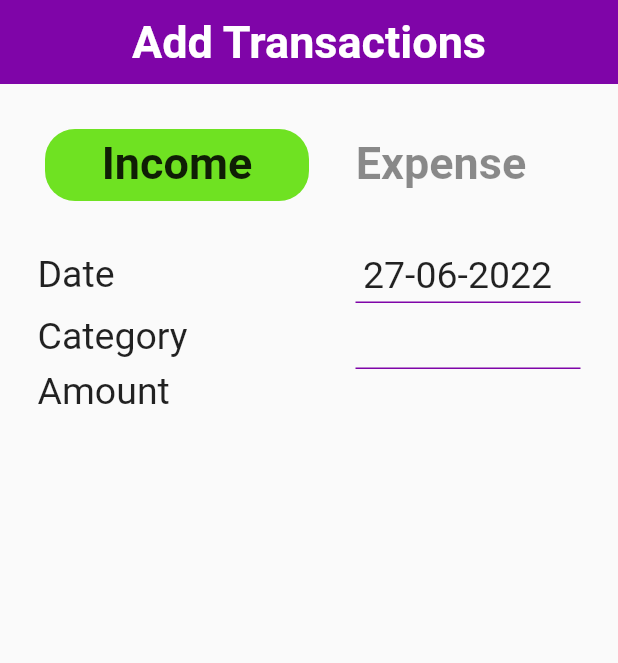
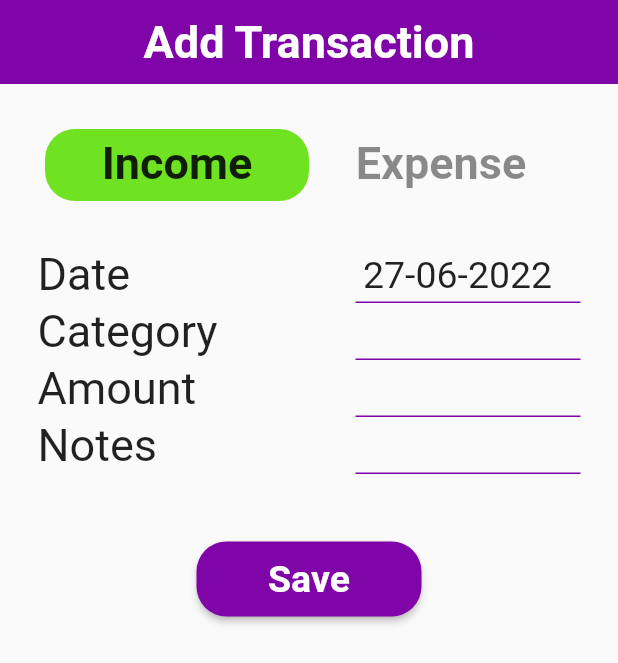
Before and after one commit to looohaar/CashBook, a Flutter app: the AddTransactions screen opened directly, on a phone screen of 412 x 824 dp. Shown: the top 663 px of the screen. Run offline on Flutter 3.47's test engine with Material 2 defaults, Android fonts, the phone set to English and light mode, and no system bars; our stand-ins replace flutter_spinkit, google_fonts, hive, hive_flutter, shared_preferences; accounts and stored records are empty; Roboto replaces fonts that are missing (Signika).

Commit message:
add transaction completed

```diff
--- a/lib/screens/home/screensinhome/screen_addtransactions.dart
+++ b/lib/screens/home/screensinhome/screen_addtransactions.dart
@@ -1,10 +1,11 @@
-import 'dart:ffi';
-import 'dart:html';
-
+import 'package:cash_book/main.dart';
+import 'package:cash_book/models/model_class.dart';
 import 'package:cash_book/screens/home/screensinhome/screen_categories.dart';
+import 'package:cash_book/screens/home/screensinhome/screen_transactions.dart';
 import 'package:cash_book/screens/home/widgets/showCategory.dart';
 import 'package:cash_book/utils/colors.dart';
 import 'package:cash_book/utils/dateformats.dart';
+import 'package:cash_book/utils/reusable_widgets.dart';
 import 'package:flutter/material.dart';
 import 'package:flutter/src/foundation/key.dart';
 import 'package:flutter/src/widgets/framework.dart';
@@ -42,7 +43,7 @@ class _AddTransactionsState extends State<AddTransactions> {
       appBar: AppBar(
         centerTitle: true,
         title: Text(
-          'Add Transactions',
+          'Add Transaction',
           style: GoogleFonts.signika(
             fontSize: 30,
             fontWeight: FontWeight.w700,
@@ -65,7 +66,7 @@ class _AddTransactionsState extends State<AddTransactions> {
                   } else {
                     tabColor = expenseColor;
                   }
-                  // categoryController.text= '';
+                  categoryController.text = '';
                 });
               });
               //  if (tabController!.indexIsChanging) {
@@ -117,12 +118,9 @@ class _AddTransactionsState extends State<AddTransactions> {
                       Row(
                         mainAxisAlignment: MainAxisAlignment.spaceBetween,
                         children: [
-                          SizedBox(
-                            width: 150,
-                            child: Text(
+                          Text(
                             'Date',
-                              style: GoogleFonts.signika(fontSize: 25),
-                            ),
+                            style: GoogleFonts.signika(fontSize: 30),
                           ),
                           SizedBox(
                             width: 150,
@@ -183,60 +181,148 @@ class _AddTransactionsState extends State<AddTransactions> {
                       Row(
                         mainAxisAlignment: MainAxisAlignment.spaceBetween,
                         children: [
-                               SizedBox(
-                            width: 150,
-                            child: Text(
+                          Text(
                             'Category',
-                              style: GoogleFonts.signika(fontSize: 25),
-                            ),
+                            style: GoogleFonts.signika(fontSize: 30),
                           ),
                           SizedBox(
                             width: 150,
                             child: MediaQuery(
-                              data: MediaQuery.of(context).copyWith(textScaleFactor: 1),
-
+                                data: MediaQuery.of(context)
+                                    .copyWith(textScaleFactor: 1),
                                 child: TextField(
                                   readOnly: true,
                                   enableInteractiveSelection: false,
-                              onTap: ()async{
-                                var result= await showDialog(
+                                  onTap: () async {
+                                    var result = await showDialog(
                                         context: context,
-                                  builder: (context)=> ShowCategory()
-                                );
-                                if (result!=null) {
-                                  categorySelect=result;
-                                  categoryController.text=result;
-                                  setState(() {
-
-                                  });
-
-
+                                        builder: (context) => ShowCategory());
+                                    if (result != null) {
+                                      categorySelect = result;
+                                      categoryController.text = result;
+                                      setState(() {});
                                     }
                                   },
                                   controller: categoryController,
                                   style: GoogleFonts.signika(
                                     fontSize: 25,
                                     color: Colors.black,
-
                                   ),
                                   decoration: InputDecoration(
+                                    contentPadding: EdgeInsets.all(5),
                                     isDense: true,
                                     enabledBorder: UnderlineInputBorder(
-                                  borderSide: BorderSide(color: buttonColor)
-                                ),
-                                focusedBorder: UnderlineInputBorder(borderSide: BorderSide(color: buttonColor)),
+                                        borderSide:
+                                            BorderSide(color: buttonColor)),
+                                    focusedBorder: UnderlineInputBorder(
+                                        borderSide:
+                                            BorderSide(color: buttonColor)),
                                   ),
                                 )),
-
                           )
                         ],
-
                       ),
 
                       Row(
                         mainAxisAlignment: MainAxisAlignment.spaceBetween,
                         children: [
-                          Text('Amount',style: GoogleFonts.signika(fontSize: 25),),
+                          Text(
+                            'Amount',
+                            style: GoogleFonts.signika(fontSize: 30),
+                          ),
+                          SizedBox(
+                            width: 150,
+                            child: TextField(
+                              style: GoogleFonts.signika(fontSize: 25),
+                              controller: amountController,
+                              cursorColor: buttonColor,
+                              keyboardType: TextInputType.number,
+                              decoration: InputDecoration(
+                                isDense: true,
+                                contentPadding: EdgeInsets.all(5),
+                                enabledBorder: UnderlineInputBorder(
+                                    borderSide: BorderSide(
+                                  color: buttonColor,
+                                )),
+                                focusedBorder: UnderlineInputBorder(
+                                  borderSide: BorderSide(color: buttonColor),
+                                ),
+                              ),
+                            ),
+                          ),
+                        ],
+                      ),
+                      Row(
+                        mainAxisAlignment: MainAxisAlignment.spaceBetween,
+                        children: [
+                          Text('Notes',
+                              style: GoogleFonts.signika(fontSize: 30)),
+                          SizedBox(
+                            width: 150,
+                            child: TextField(
+                              style: GoogleFonts.signika(fontSize: 25),
+
+                              // cursorColor: buttonColor,
+                              controller: notesContorller,
+                              decoration: InputDecoration(
+                                contentPadding: EdgeInsets.all(5),
+                                isDense: true,
+                                focusedBorder: UnderlineInputBorder(
+                                    borderSide: BorderSide(color: buttonColor)),
+                                enabledBorder: UnderlineInputBorder(
+                                    borderSide: BorderSide(color: buttonColor)),
+                              ),
+                            ),
+                          ),
+                        ],
+                      ),
+                      hdivider2,
+                      hdivider2,
+                      hdivider2,
+                      Row(
+                        mainAxisAlignment: MainAxisAlignment.spaceEvenly,
+                        children: [
+                          ElevatedButton(
+                            onPressed: () {
+                              if (categorySelect==""|| amountController.text.isEmpty) {
+                                ScaffoldMessenger.of(context).showSnackBar(SnackBar(content: Text('Enter Transaction Details',style: GoogleFonts.signika(fontSize: 20,color: Colors.white),
+                                textAlign: TextAlign.center,),
+
+                                backgroundColor: expenseColor,
+                                ) );
+
+                              }else{
+                                transactionsVariable.put(
+                                  1231246060-(int.parse((dateformatKey.format(initialDate)+
+                                  dateformatter.format(DateTime.now())
+                                  ))),
+                                  Transactions(
+                                    double.parse(amountController.text),
+                                     tabController!.index==0?true:false,
+                                      initialDate,
+                                       categorySelect!,
+                                        notesContorller.text)
+                                );
+                                Navigator.pushReplacement(context, MaterialPageRoute(builder: (context)=>TransactionHistory()));
+                                // Navigator.pop(context);
+                              }
+
+                            },
+                            child: Text(
+                              'Save',
+                              style: GoogleFonts.signika(
+                                  color: Colors.white,
+                                  fontSize: 25,
+                                  fontWeight: FontWeight.w700),
+                            ),
+                            style: ElevatedButton.styleFrom(
+                              primary: buttonColor,
+                              shape: RoundedRectangleBorder(
+                                borderRadius: BorderRadius.circular(20),
+                              ),
+                              minimumSize: Size(150, 50),
+                            ),
+                          ),
                         ],
                       ),
                     ],
--- a/lib/screens/home/screensinhome/screen_categories.dart
+++ b/lib/screens/home/screensinhome/screen_categories.dart
@@ -35,7 +35,7 @@ class _CategoriesState extends State<Categories>
       appBar: AppBar(
         centerTitle: true,
         title: Text(
-          'Add Items',
+          'Add Item',
           style: GoogleFonts.signika(
             fontSize: 30,
             fontWeight: FontWeight.w700,
--- a/lib/screens/home/screensinhome/screen_transactions.dart
+++ b/lib/screens/home/screensinhome/screen_transactions.dart
@@ -8,7 +8,8 @@ import 'package:flutter/src/widgets/framework.dart';
 import 'package:google_fonts/google_fonts.dart';
 
 class TransactionHistory extends StatefulWidget {
-  const TransactionHistory({Key? key}) : super(key: key);
+
+   TransactionHistory();
 
   @override
   State<TransactionHistory> createState() => _TransactionHistoryState();
```
Also changed, not shown: lib/screens/home/widgets/addCategory.dart (+35 -38 lines). Lines whose indentation alone changed are shown as unchanged.
